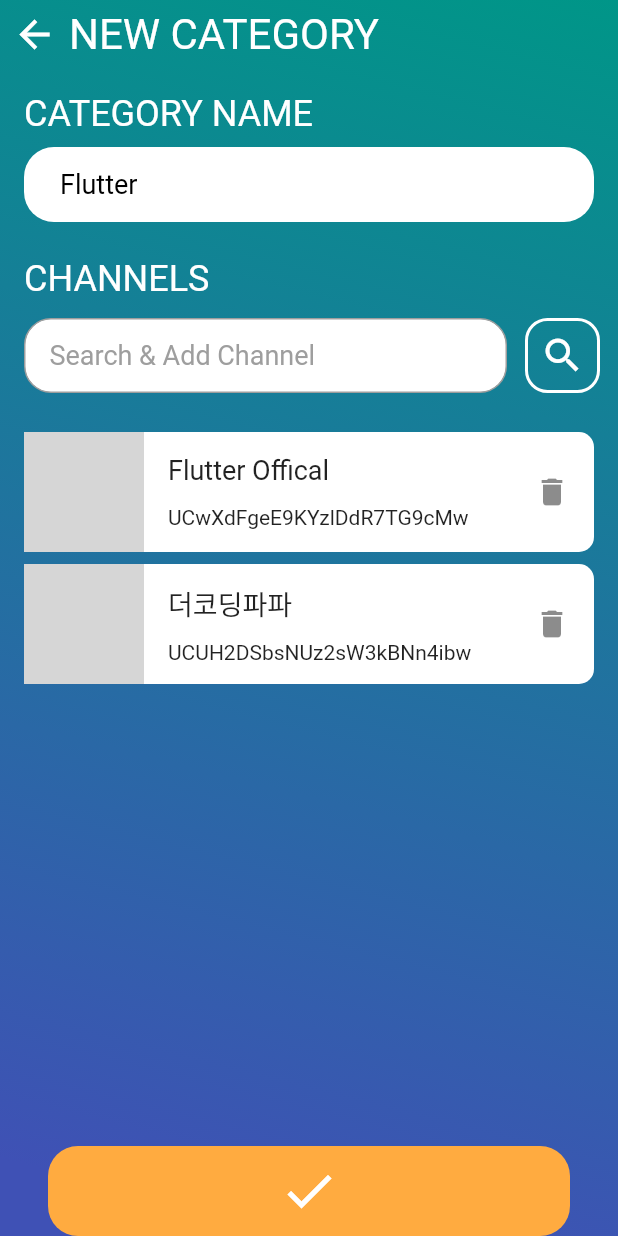
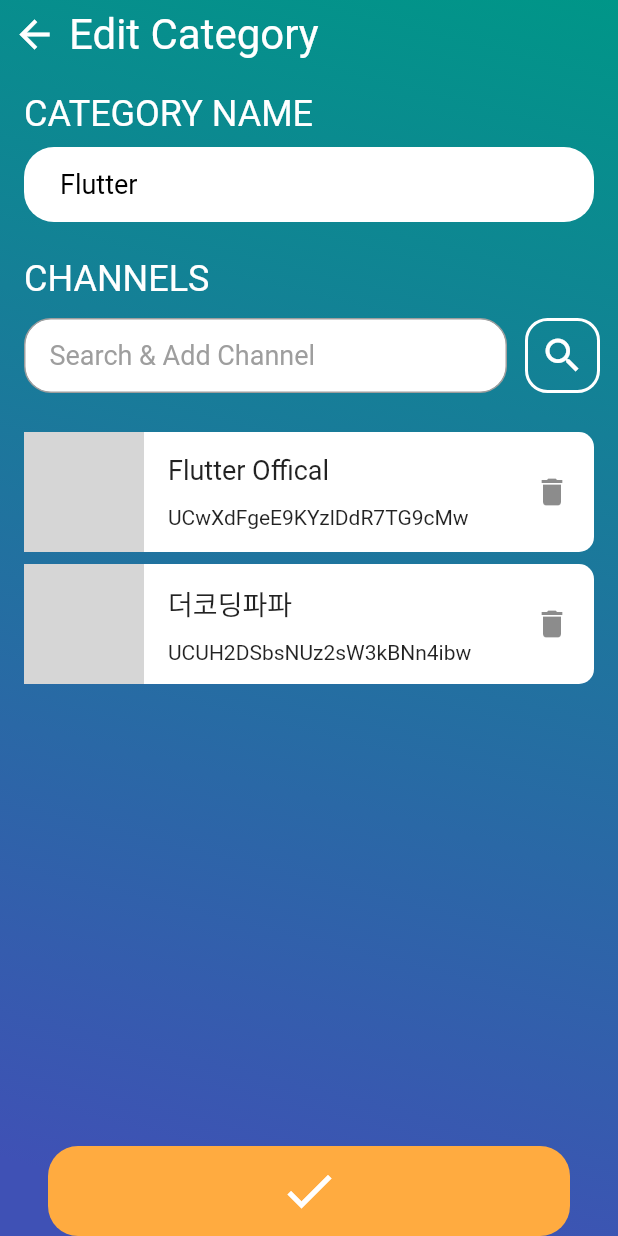
Before and after one commit to eic1223/flutter_youtube_categorizer, a Flutter app: the screen it shows after launch, after a tap on the "edit" icon, on a phone screen of 412 x 824 dp. Run offline on Flutter 3.47's test engine with Material 2 defaults, Android fonts, the phone set to English and light mode, and no system bars; our stand-ins replace html_unescape, shared_preferences; missing offline and left inert: flutter_material_pickers, youtube_api; network calls fail; grey boxes are pictures that could not be loaded.

Commit message:
make difference "new" and "edit" category

```diff
--- a/lib/screen/category_edit_screen.dart
+++ b/lib/screen/category_edit_screen.dart
@@ -84,7 +84,10 @@ class _CategoryEditScreenState extends State<CategoryEditScreen> {
                     ),
                   ),
                   Text(
-                    "NEW CATEGORY",
+                    (widget.originCategoryName == "" ||
+                            widget.originCategoryName == null)
+                        ? "New Category"
+                        : "Edit Category",
                     style: TextStyle(color: Colors.white, fontSize: 28),
                   ),
                 ],
```
